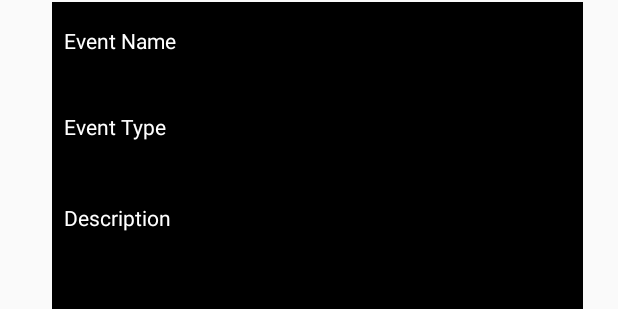
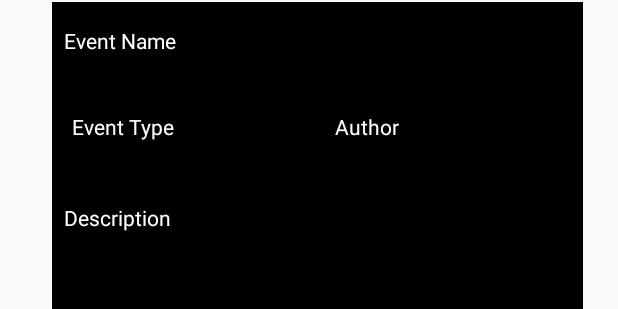
Before and after one commit to DylanDubois/Current-Deprecated, an Android app: the layout map_popup_window.xml on its own in the app's theme, with its tools: preview values and no code run, on a phone screen of 412 x 824 dp. Shown: the part 345-654 px from the top of the screen. Run offline under Robolectric (Android 15) with nearby library versions, the phone set to English and light mode, and no system bars.

Commit message:
- Added author name to popup window ** With Jeremy and Jesus

```diff
--- a/app/src/main/java/com/current/android/current/EventPost.java
+++ b/app/src/main/java/com/current/android/current/EventPost.java
@@ -86,11 +86,13 @@ public class EventPost extends AppCompatActivity{
         TextView eventNameText = (TextView) customView.findViewById(R.id.eventNameText);
         TextView eventDescriptionText = (TextView) customView.findViewById(R.id.eventDescriptionText);
         TextView eventTypeText = (TextView) customView.findViewById(R.id.eventTypeText);
+        TextView authorNameText = (TextView) customView.findViewById(R.id.authorNameText);
 
         EventPost eventPost = (EventPost) marker.getTag();
-        eventNameText.setText(marker.getTitle());
-        eventDescriptionText.setText(eventPost.getEventDescription());
-        eventTypeText.setText(eventPost.getEventType());
+        eventNameText.setText("Event Name: \n" + marker.getTitle());
+        eventDescriptionText.setText("Description: \n" +eventPost.getEventDescription());
+        eventTypeText.setText("Event Type: \n" + eventPost.getEventType());
+        authorNameText.setText("Author:\n" + eventPost.getAuthor());
 
         windowButton.setOnClickListener(new View.OnClickListener() {
             @Override
--- a/app/src/main/res/layout/map_popup_window.xml
+++ b/app/src/main/res/layout/map_popup_window.xml
@@ -28,8 +28,8 @@
 
             <TextView
                 android:id="@+id/eventTypeText"
-                android:layout_width="0dp"
-                android:layout_height="49dp"
+                android:layout_width="162dp"
+                android:layout_height="0dp"
                 android:layout_marginBottom="8dp"
                 android:layout_marginEnd="8dp"
                 android:layout_marginStart="8dp"
@@ -37,10 +37,8 @@
                 android:text="@string/event_type"
                 android:textColor="@color/common_google_signin_btn_text_dark_default"
                 app:layout_constraintBottom_toTopOf="@+id/eventDescriptionText"
-                app:layout_constraintEnd_toEndOf="parent"
-                app:layout_constraintHorizontal_bias="0.0"
+                app:layout_constraintEnd_toStartOf="@+id/authorNameText"
                 app:layout_constraintLeft_toLeftOf="parent"
-                app:layout_constraintRight_toRightOf="parent"
                 app:layout_constraintStart_toStartOf="parent"
                 app:layout_constraintTop_toBottomOf="@+id/eventNameText"
                 app:layout_constraintVertical_bias="0.051" />
@@ -84,6 +82,19 @@
                 app:layout_constraintBottom_toTopOf="@+id/popup_close_button"
                 app:layout_constraintEnd_toEndOf="parent"
                 app:layout_constraintStart_toStartOf="parent" />
+
+            <TextView
+                android:id="@+id/authorNameText"
+                android:layout_width="157dp"
+                android:layout_height="0dp"
+                android:layout_marginBottom="8dp"
+                android:layout_marginEnd="8dp"
+                android:layout_marginTop="8dp"
+                android:text="@string/author_name_text"
+                android:textColor="@color/common_google_signin_btn_text_dark_pressed"
+                app:layout_constraintBottom_toTopOf="@+id/eventDescriptionText"
+                app:layout_constraintEnd_toEndOf="parent"
+                app:layout_constraintTop_toBottomOf="@+id/eventNameText" />
         </android.support.constraint.ConstraintLayout>
 
     </FrameLayout>
--- a/app/src/main/res/values/strings.xml
+++ b/app/src/main/res/values/strings.xml
@@ -9,6 +9,7 @@
     <string name="event_type">Event Type</string>
     <string name="cancel">Cancel</string>
     <string name="close_text">Close</string>
+    <string name="author_name_text">Author</string>
     <string-array name="event_types">
         <item>Academic</item>
         <item>Entertainment</item>
```
